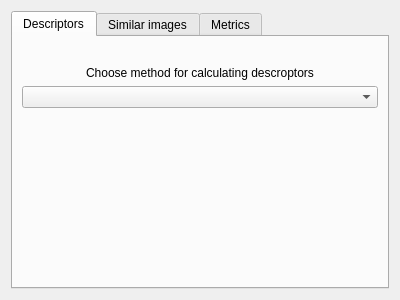
Old version of the form slide_analysis/UI/view/settings_dialog.ui in the repository Vozf/full-slide-image-analysis.
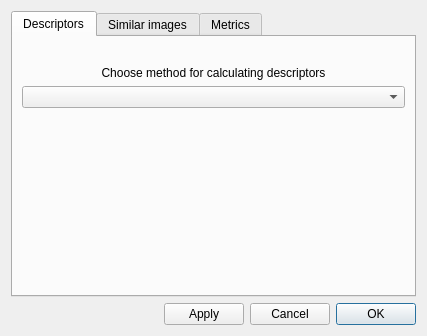
New version of the form.

Commit message: Settings dialog configure

```diff
--- a/slide_analysis/UI/view/settings_dialog.ui
+++ b/slide_analysis/UI/view/settings_dialog.ui
@@ -6,8 +6,8 @@
    <rect>
     <x>0</x>
     <y>0</y>
-    <width>400</width>
-    <height>300</height>
+    <width>427</width>
+    <height>336</height>
    </rect>
   </property>
   <property name="windowTitle">
@@ -16,6 +16,12 @@
   <layout class="QGridLayout" name="gridLayout">
    <item row="1" column="0">
     <widget class="QTabWidget" name="settings_tab_widget">
+     <property name="tabPosition">
+      <enum>QTabWidget::North</enum>
+     </property>
+     <property name="tabShape">
+      <enum>QTabWidget::Rounded</enum>
+     </property>
      <property name="currentIndex">
       <number>0</number>
      </property>
@@ -49,7 +55,7 @@
        <item row="1" column="0">
         <widget class="QLabel" name="choose_descriptors_label">
          <property name="text">
-          <string>Choose method for calculating descroptors</string>
+          <string>Choose method for calculating descriptors</string>
          </property>
          <property name="alignment">
           <set>Qt::AlignCenter</set>
@@ -204,6 +210,31 @@
      </widget>
     </widget>
    </item>
+   <item row="2" column="0">
+    <widget class="QDialogButtonBox" name="settings_conformation_buttons">
+     <property name="sizePolicy">
+      <sizepolicy hsizetype="Fixed" vsizetype="Fixed">
+       <horstretch>0</horstretch>
+       <verstretch>0</verstretch>
+      </sizepolicy>
+     </property>
+     <property name="layoutDirection">
+      <enum>Qt::RightToLeft</enum>
+     </property>
+     <property name="locale">
+      <locale language="English" country="UnitedStates"/>
+     </property>
+     <property name="orientation">
+      <enum>Qt::Horizontal</enum>
+     </property>
+     <property name="standardButtons">
+      <set>QDialogButtonBox::Apply|QDialogButtonBox::Cancel|QDialogButtonBox::Ok</set>
+     </property>
+     <property name="centerButtons">
+      <bool>false</bool>
+     </property>
+    </widget>
+   </item>
   </layout>
  </widget>
  <resources/>
```
Left out of the diff: 4 changed lines with no effect on the pictures. The commit also changes 4 other files.
